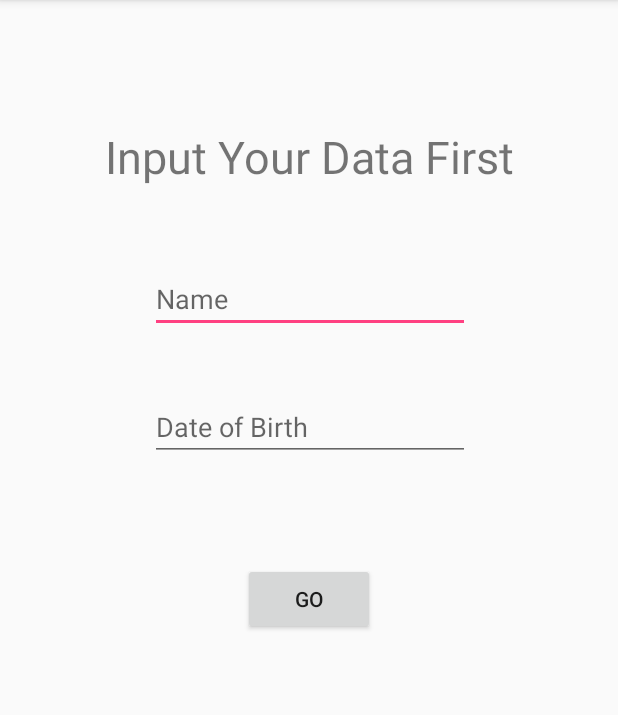
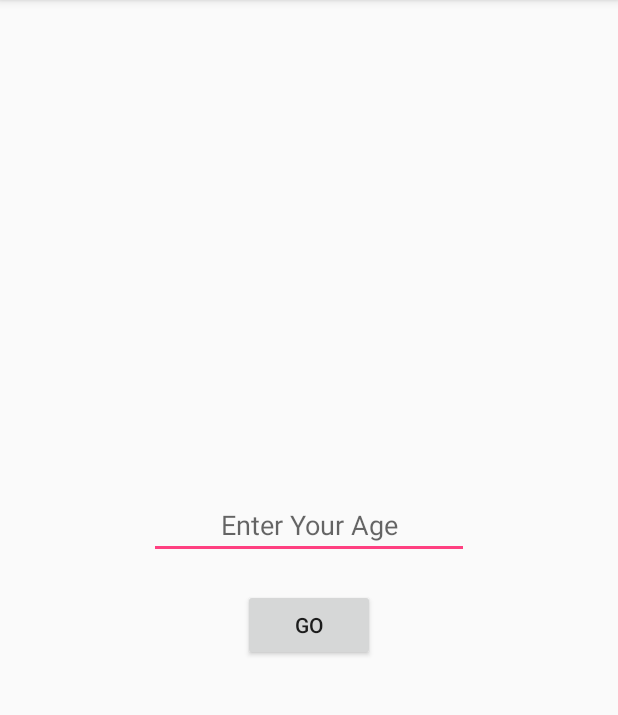
Before and after one commit to masfranzhuo/TimeOfYourLife, an Android app: the screen it shows after launch (MainActivity), on a phone screen of 412 x 824 dp, the part 84-799 px from its top. Run offline under Robolectric (Android 15) with nearby library versions, the phone set to English and light mode, and no system bars.

Commit message:
add function how to calculated Time of Your Life logic

```diff
--- a/app/src/main/java/com/hodiau/timeofyourlife/MainActivity.kt
+++ b/app/src/main/java/com/hodiau/timeofyourlife/MainActivity.kt
@@ -2,6 +2,9 @@ package com.hodiau.timeofyourlife
 
 import android.support.v7.app.AppCompatActivity
 import android.os.Bundle
+import android.view.View
+import android.widget.Toast
+import kotlinx.android.synthetic.main.activity_main.*
 
 class MainActivity : AppCompatActivity() {
 
@@ -9,4 +12,21 @@ class MainActivity : AppCompatActivity() {
         super.onCreate(savedInstanceState)
         setContentView(R.layout.activity_main)
     }
+
+    fun buCalculate(view:View) {
+        var result = calculateTOYL(etAge.text.toString().toInt())
+        Toast.makeText(applicationContext, "Calculate Time of Your Life: "+result, Toast.LENGTH_SHORT).show()
+    }
+
+    fun calculateTOYL(age:Int):String {
+        val hour = Math.ceil(((age*oneYearMinute)/60).toDouble())
+        val minute = (age*oneYearMinute)%60
+        var toyl = "$hour:$minute"
+        return toyl
+    }
+
+    companion object {
+        val life = 80
+        val oneYearMinute = 24*60/life
+    }
 }
--- a/app/src/main/res/layout/activity_main.xml
+++ b/app/src/main/res/layout/activity_main.xml
@@ -1,64 +1,28 @@
 <?xml version="1.0" encoding="utf-8"?>
-<android.support.constraint.ConstraintLayout xmlns:android="http://schemas.android.com/apk/res/android"
+<LinearLayout xmlns:android="http://schemas.android.com/apk/res/android"
     xmlns:app="http://schemas.android.com/apk/res-auto"
     xmlns:tools="http://schemas.android.com/tools"
     android:layout_width="match_parent"
     android:layout_height="match_parent"
+    android:orientation="vertical"
+    android:gravity="center"
     tools:context="com.hodiau.timeofyourlife.MainActivity">
 
-    <TextView
-        android:id="@+id/tvInput"
+    <EditText
+        android:id="@+id/etAge"
         android:layout_width="wrap_content"
         android:layout_height="wrap_content"
-        android:layout_marginEnd="8dp"
-        android:layout_marginStart="8dp"
-        android:layout_marginTop="84dp"
-        android:text="Input Your Data First"
-        android:textAlignment="center"
-        android:textSize="30sp"
-        app:layout_constraintEnd_toEndOf="parent"
-        app:layout_constraintStart_toStartOf="parent"
-        app:layout_constraintTop_toTopOf="parent" />
-
-    <EditText
-        android:id="@+id/etName"
-        android:layout_width="wrap_content"
-        android:layout_height="wrap_content"
-        android:layout_marginEnd="8dp"
-        android:layout_marginStart="8dp"
-        android:layout_marginTop="52dp"
         android:ems="10"
-        android:hint="Name"
-        android:inputType="textPersonName"
-        app:layout_constraintEnd_toEndOf="parent"
-        app:layout_constraintHorizontal_bias="0.503"
-        app:layout_constraintStart_toStartOf="parent"
-        app:layout_constraintTop_toBottomOf="@+id/tvInput" />
-
-    <EditText
-        android:id="@+id/etDateOfBirth"
-        android:layout_width="wrap_content"
-        android:layout_height="wrap_content"
-        android:layout_marginEnd="8dp"
-        android:layout_marginStart="8dp"
-        android:layout_marginTop="40dp"
-        android:ems="10"
-        android:hint="Date of Birth"
-        android:inputType="date"
-        app:layout_constraintEnd_toEndOf="parent"
-        app:layout_constraintHorizontal_bias="0.503"
-        app:layout_constraintStart_toStartOf="parent"
-        app:layout_constraintTop_toBottomOf="@+id/etName" />
+        android:hint="Enter Your Age"
+        android:inputType="number"
+        android:textAlignment="center" />
 
     <Button
         android:id="@+id/btnCalculate"
         android:layout_width="wrap_content"
         android:layout_height="wrap_content"
-        android:layout_marginEnd="8dp"
-        android:layout_marginStart="8dp"
-        android:layout_marginTop="68dp"
-        android:text="Go"
-        app:layout_constraintEnd_toEndOf="parent"
-        app:layout_constraintStart_toStartOf="parent"
-        app:layout_constraintTop_toBottomOf="@+id/etDateOfBirth" />
-</android.support.constraint.ConstraintLayout>
+        android:layout_marginTop="20dp"
+        android:onClick="buCalculate"
+        android:text="Go" />
+
+</LinearLayout>
```
